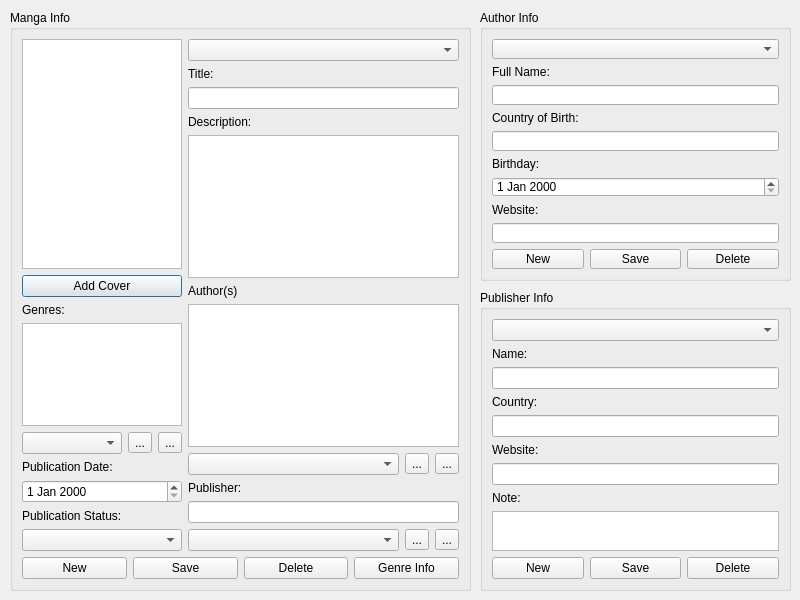
Old version of the form src/databaseeditor.ui in the repository kelsos/mra.
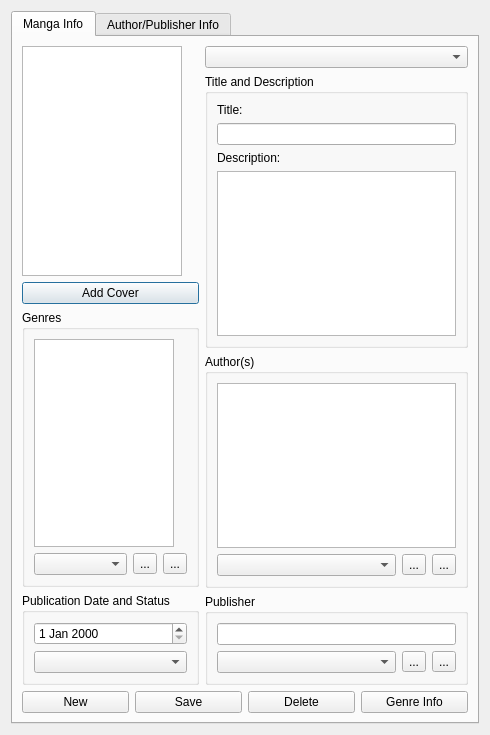
New version of the form. Icons and pictures are not drawn.

The edit to the form file:
```diff
--- a/src/databaseeditor.ui
+++ b/src/databaseeditor.ui
@@ -6,8 +6,8 @@
    <rect>
     <x>0</x>
     <y>0</y>
-    <width>800</width>
-    <height>600</height>
+    <width>490</width>
+    <height>735</height>
    </rect>
   </property>
   <property name="sizePolicy">
@@ -16,22 +16,29 @@
     <verstretch>0</verstretch>
    </sizepolicy>
   </property>
+  <property name="maximumSize">
+   <size>
+    <width>490</width>
+    <height>735</height>
+   </size>
+  </property>
   <property name="windowTitle">
    <string>Database Editor</string>
   </property>
-  <widget class="QGroupBox" name="mangaInfoGroup">
-   <property name="geometry">
-    <rect>
-     <x>10</x>
-     <y>10</y>
-     <width>461</width>
-     <height>581</height>
-    </rect>
-   </property>
-   <property name="title">
+  <layout class="QVBoxLayout" name="verticalLayout_2">
+   <item>
+    <widget class="QTabWidget" name="mainTabWidget">
+     <property name="tabShape">
+      <enum>QTabWidget::Rounded</enum>
+     </property>
+     <property name="currentIndex">
+      <number>0</number>
+     </property>
+     <widget class="QWidget" name="mangaInfoTab">
+      <attribute name="title">
     <string>Manga Info</string>
-   </property>
-   <layout class="QVBoxLayout" name="verticalLayout_8">
+      </attribute>
+      <layout class="QVBoxLayout" name="verticalLayout_4">
     <item>
      <layout class="QHBoxLayout" name="mangaInfoTopLayout">
       <item>
@@ -56,6 +63,15 @@
             <height>230</height>
            </size>
           </property>
+             <property name="verticalScrollBarPolicy">
+              <enum>Qt::ScrollBarAlwaysOff</enum>
+             </property>
+             <property name="horizontalScrollBarPolicy">
+              <enum>Qt::ScrollBarAlwaysOff</enum>
+             </property>
+             <property name="resizeAnchor">
+              <enum>QGraphicsView::AnchorViewCenter</enum>
+             </property>
          </widget>
         </item>
         <item>
@@ -63,21 +79,20 @@
           <property name="text">
            <string>Add Cover</string>
           </property>
+             <property name="default">
+              <bool>true</bool>
+             </property>
+             <property name="flat">
+              <bool>false</bool>
+             </property>
          </widget>
         </item>
         <item>
-         <widget class="QLabel" name="mangaGenresLabel">
-          <property name="maximumSize">
-           <size>
-            <width>160</width>
-            <height>16777215</height>
-           </size>
-          </property>
-          <property name="text">
-           <string>Genres:</string>
-          </property>
-         </widget>
-        </item>
+            <widget class="QGroupBox" name="mangaGenresGroup">
+             <property name="title">
+              <string>Genres</string>
+             </property>
+             <layout class="QVBoxLayout" name="verticalLayout_8">
         <item>
          <widget class="QListWidget" name="mangaGenresListWidget">
           <property name="sizePolicy">
@@ -88,7 +103,7 @@
           </property>
           <property name="maximumSize">
            <size>
-            <width>160</width>
+                  <width>140</width>
             <height>16777215</height>
            </size>
           </property>
@@ -114,28 +129,26 @@
            </widget>
           </item>
          </layout>
+              </item>
+             </layout>
+            </widget>
         </item>
         <item>
-         <widget class="QLabel" name="mangaPublicationDateLabel">
-          <property name="text">
-           <string>Publication Date:</string>
-          </property>
-         </widget>
-        </item>
+            <widget class="QGroupBox" name="publicationStatusGroupBox">
+             <property name="title">
+              <string>Publication Date and Status</string>
+             </property>
+             <layout class="QVBoxLayout" name="verticalLayout_11">
         <item>
          <widget class="QDateEdit" name="mangaPublicationDateEdit"/>
         </item>
-        <item>
-         <widget class="QLabel" name="mangaPublicationStatusLabel">
-          <property name="text">
-           <string>Publication Status:</string>
-          </property>
-         </widget>
-        </item>
         <item>
          <widget class="QComboBox" name="mangaPublicationStatusCombobox"/>
         </item>
        </layout>
+            </widget>
+           </item>
+          </layout>
       </item>
       <item>
        <layout class="QVBoxLayout" name="mangaInfoRigthLayout">
@@ -143,6 +156,12 @@
          <widget class="QComboBox" name="mangaInfoAllComboBox"/>
         </item>
         <item>
+            <widget class="QGroupBox" name="titleAndDescriptionGroupBox">
+             <property name="title">
+              <string>Title and Description</string>
+             </property>
+             <layout class="QVBoxLayout" name="verticalLayout_14">
+              <item>
          <widget class="QLabel" name="mangaTitleLabel">
           <property name="text">
            <string>Title:</string>
@@ -175,13 +194,15 @@
           </property>
          </widget>
         </item>
+             </layout>
+            </widget>
+           </item>
         <item>
-         <widget class="QLabel" name="mangaAuthorsLabel">
-          <property name="text">
+            <widget class="QGroupBox" name="authorsGroupBox">
+             <property name="title">
            <string>Author(s)</string>
           </property>
-         </widget>
-        </item>
+             <layout class="QVBoxLayout" name="verticalLayout_12">
         <item>
          <widget class="QListView" name="mangaAuthorsListView"/>
         </item>
@@ -195,6 +216,19 @@
             <property name="text">
              <string>...</string>
             </property>
+                  <property name="icon">
+                   <iconset>
+                    <normaloff>../resources/icons/plus.png</normaloff>../resources/icons/plus.png</iconset>
+                  </property>
+                  <property name="popupMode">
+                   <enum>QToolButton::DelayedPopup</enum>
+                  </property>
+                  <property name="toolButtonStyle">
+                   <enum>Qt::ToolButtonIconOnly</enum>
+                  </property>
+                  <property name="autoRaise">
+                   <bool>false</bool>
+                  </property>
            </widget>
           </item>
           <item>
@@ -205,14 +239,16 @@
            </widget>
           </item>
          </layout>
+              </item>
+             </layout>
+            </widget>
         </item>
         <item>
-         <widget class="QLabel" name="mangaPublisherLabel">
-          <property name="text">
-           <string>Publisher:</string>
-          </property>
-         </widget>
-        </item>
+            <widget class="QGroupBox" name="publisherGroupBox">
+             <property name="title">
+              <string>Publisher</string>
+             </property>
+             <layout class="QVBoxLayout" name="verticalLayout_13">
         <item>
          <widget class="QLineEdit" name="mangaPublisherLineEdit">
           <property name="readOnly">
@@ -240,6 +276,9 @@
            </widget>
           </item>
          </layout>
+              </item>
+             </layout>
+            </widget>
         </item>
        </layout>
       </item>
@@ -279,15 +318,13 @@
     </item>
    </layout>
   </widget>
+     <widget class="QWidget" name="authPubInfoTab">
+      <attribute name="title">
+       <string>Author/Publisher Info</string>
+      </attribute>
+      <layout class="QVBoxLayout" name="verticalLayout_9">
+       <item>
   <widget class="QGroupBox" name="authorInfoGroupBox">
-   <property name="geometry">
-    <rect>
-     <x>480</x>
-     <y>10</y>
-     <width>311</width>
-     <height>271</height>
-    </rect>
-   </property>
    <property name="title">
     <string>Author Info</string>
    </property>
@@ -362,15 +399,9 @@
     </item>
    </layout>
   </widget>
+       </item>
+       <item>
   <widget class="QGroupBox" name="publisherInfoGroubBox">
-   <property name="geometry">
-    <rect>
-     <x>480</x>
-     <y>290</y>
-     <width>311</width>
-     <height>301</height>
-    </rect>
-   </property>
    <property name="title">
     <string>Publisher Info</string>
    </property>
@@ -420,7 +451,7 @@
       <property name="maximumSize">
        <size>
         <width>34243</width>
-        <height>100</height>
+              <height>150</height>
        </size>
       </property>
      </widget>
@@ -452,6 +483,12 @@
     </item>
    </layout>
   </widget>
+       </item>
+      </layout>
+     </widget>
+    </widget>
+   </item>
+  </layout>
  </widget>
  <resources/>
  <connections/>
```
Left out of the diff: 20 changed lines with no effect on the pictures. Lines whose indentation alone changed are shown as unchanged.
